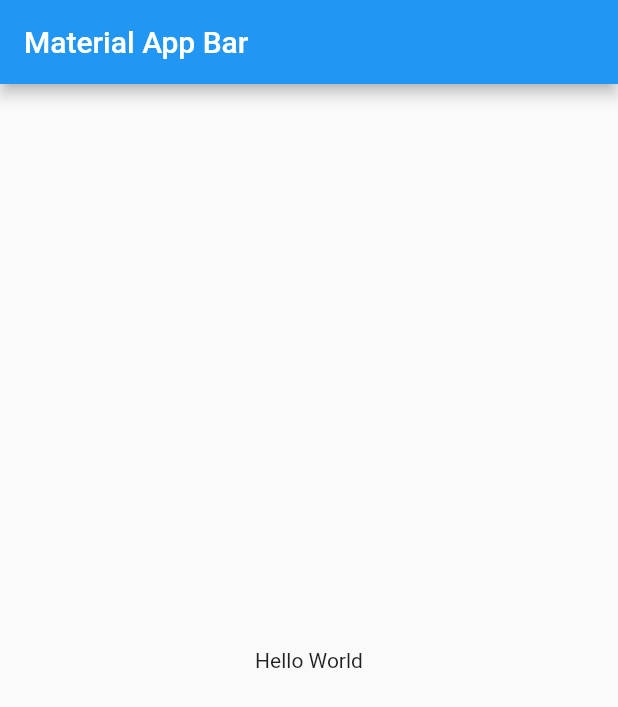
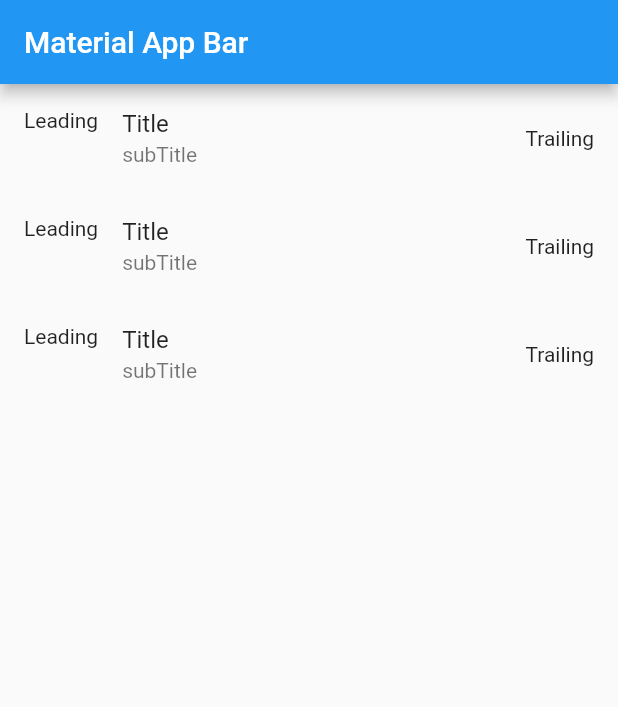
Before and after one commit to casfian/kplistdemo, a Flutter app: the screen it shows after launch, on a phone screen of 412 x 824 dp. Shown: the top 707 px of the screen. Run offline on Flutter 3.47's test engine with Material 2 defaults, Android fonts, the phone set to English and light mode, and no system bars.

Commit message:
second commit

```diff
--- a/lib/main.dart
+++ b/lib/main.dart
@@ -11,10 +11,40 @@ class MyApp extends StatelessWidget {
         appBar: AppBar(
           title: Text('Material App Bar'),
         ),
-        body: Center(
-          child: Container(
-            child: Text('Hello World'),
-          ),
+        //buat secara manual
+        body: ListView(
+          children: [
+            ListTile(
+              leading: Text('Leading'),
+              title: Text('Title'),
+              subtitle: Text('subTitle'),
+              trailing: Text('Trailing'),
+              onTap: () {
+                //code
+                print('I click List1');
+              },
+            ),
+            ListTile(
+              leading: Text('Leading'),
+              title: Text('Title'),
+              subtitle: Text('subTitle'),
+              trailing: Text('Trailing'),
+              onTap: () {
+                //code
+                print('I click List2');
+              },
+            ),
+            ListTile(
+              leading: Text('Leading'),
+              title: Text('Title'),
+              subtitle: Text('subTitle'),
+              trailing: Text('Trailing'),
+              onTap: () {
+                //code
+                print('I click List3');
+              },
+            ),
+          ],
         ),
       ),
     );
```
